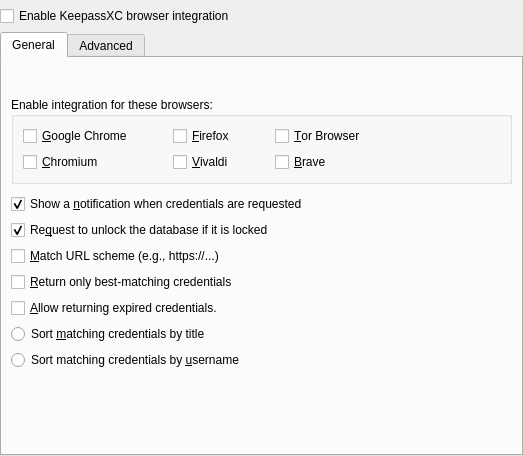
Above: src/browser/BrowserOptionDialog.ui from iluminat23/keepassxc-debian before the change. Below: the same form after it.
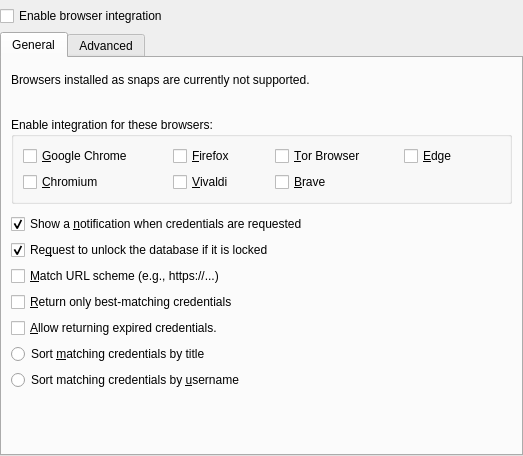
That is the form after the change. Custom widgets are drawn as their Qt base class.

What changed in the file:
```diff
--- a/src/browser/BrowserOptionDialog.ui
+++ b/src/browser/BrowserOptionDialog.ui
@@ -35,7 +35,7 @@
       <string>This is required for accessing your databases with KeePassXC-Browser</string>
      </property>
      <property name="text">
-      <string>Enable KeepassXC browser integration</string>
+      <string>Enable browser integration</string>
      </property>
     </widget>
    </item>
@@ -59,6 +59,13 @@
          </property>
         </widget>
        </item>
+       <item>
+        <widget class="QLabel" name="snapWarningLabel">
+         <property name="text">
+          <string>Browsers installed as snaps are currently not supported.</string>
+         </property>
+        </widget>
+       </item>
        <item>
         <widget class="QLabel" name="extensionLabel"/>
        </item>
@@ -160,6 +167,16 @@
             </property>
            </widget>
           </item>
+          <item row="0" column="3">
+           <widget class="QCheckBox" name="edgeSupport">
+            <property name="text">
+             <string>&amp;Edge</string>
+            </property>
+            <property name="checked">
+             <bool>false</bool>
+            </property>
+           </widget>
+          </item>
          </layout>
         </widget>
        </item>
```
Left out of the diff: 18 changed lines with no effect on the pictures.
